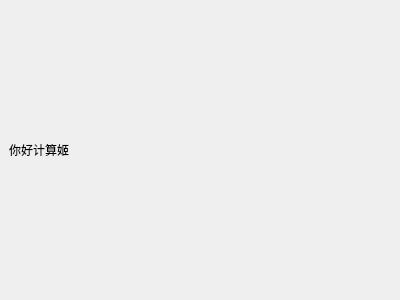
Above: src/MainWin.ui from yxingqin/CulcaMaid before the change. Below: the same form after it.
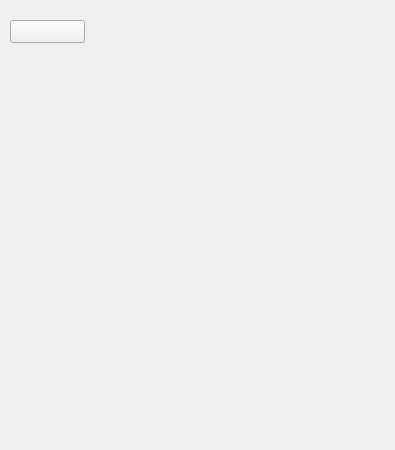
That is the form after the change. Icons and pictures are not drawn.

What changed in the file:
```diff
--- a/src/MainWin.ui
+++ b/src/MainWin.ui
@@ -6,23 +6,35 @@
    <rect>
     <x>0</x>
     <y>0</y>
-    <width>400</width>
-    <height>300</height>
+    <width>395</width>
+    <height>450</height>
    </rect>
   </property>
   <property name="windowTitle">
    <string>MainWin</string>
   </property>
   <widget class="QWidget" name="centralwidget">
-   <layout class="QHBoxLayout" name="horizontalLayout">
-    <item>
-     <widget class="QLabel" name="label">
-      <property name="text">
-       <string>你好计算姬</string>
-      </property>
-     </widget>
-    </item>
-   </layout>
+   <widget class="QPushButton" name="btn_popMune">
+    <property name="geometry">
+     <rect>
+      <x>10</x>
+      <y>20</y>
+      <width>75</width>
+      <height>23</height>
+     </rect>
+    </property>
+    <property name="text">
+     <string/>
+    </property>
+    <property name="icon">
+     <iconset>
+      <selectedon>:/res/icon/menu.png</selectedon>
+     </iconset>
+    </property>
+    <property name="autoDefault">
+     <bool>false</bool>
+    </property>
+   </widget>
   </widget>
  </widget>
  <resources/>
```
Left out of the diff: 4 changed lines with no effect on the pictures.
